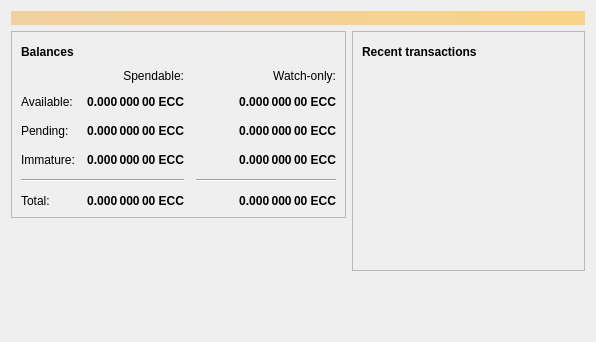
Before: the Qt Designer form src/qt/forms/overviewpage.ui in eleccoin/eleccoin, drawn with Qt 5.
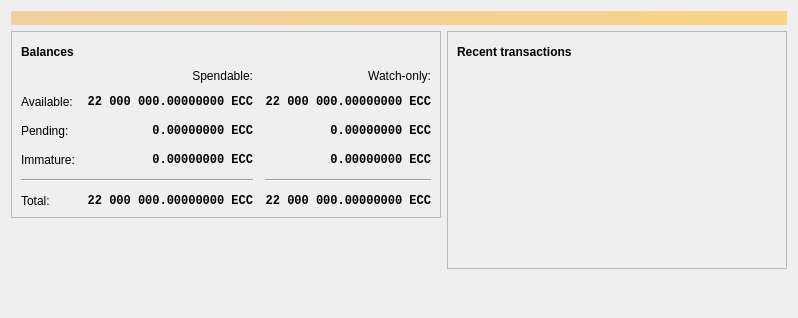
After: the same form once the commit is applied. Icons and pictures are not drawn.

Patch:
```diff
--- a/src/qt/forms/overviewpage.ui
+++ b/src/qt/forms/overviewpage.ui
@@ -6,8 +6,8 @@
    <rect>
     <x>0</x>
     <y>0</y>
-    <width>596</width>
-    <height>342</height>
+    <width>798</width>
+    <height>318</height>
    </rect>
   </property>
   <property name="windowTitle">
@@ -118,6 +118,7 @@
              <widget class="QLabel" name="labelWatchPending">
               <property name="font">
                <font>
+                <family>Monospace</family>
                 <weight>75</weight>
                 <bold>true</bold>
                </font>
@@ -129,7 +130,7 @@
                <string>Unconfirmed transactions to watch-only addresses</string>
               </property>
               <property name="text">
-               <string notr="true">0.000 000 00 ECC</string>
+               <string notr="true">0.00000000 ECC</string>
               </property>
               <property name="alignment">
                <set>Qt::AlignRight|Qt::AlignTrailing|Qt::AlignVCenter</set>
@@ -143,6 +144,7 @@
              <widget class="QLabel" name="labelUnconfirmed">
               <property name="font">
                <font>
+                <family>Monospace</family>
                 <weight>75</weight>
                 <bold>true</bold>
                </font>
@@ -154,7 +156,7 @@
                <string>Total of transactions that have yet to be confirmed, and do not yet count toward the spendable balance</string>
               </property>
               <property name="text">
-               <string notr="true">0.000 000 00 ECC</string>
+               <string notr="true">0.00000000 ECC</string>
               </property>
               <property name="alignment">
                <set>Qt::AlignRight|Qt::AlignTrailing|Qt::AlignVCenter</set>
@@ -168,6 +170,7 @@
              <widget class="QLabel" name="labelWatchImmature">
               <property name="font">
                <font>
+                <family>Monospace</family>
                 <weight>75</weight>
                 <bold>true</bold>
                </font>
@@ -179,7 +182,7 @@
                <string>Mined balance in watch-only addresses that has not yet matured</string>
               </property>
               <property name="text">
-               <string notr="true">0.000 000 00 ECC</string>
+               <string notr="true">0.00000000 ECC</string>
               </property>
               <property name="alignment">
                <set>Qt::AlignRight|Qt::AlignTrailing|Qt::AlignVCenter</set>
@@ -226,6 +229,7 @@
              <widget class="QLabel" name="labelImmature">
               <property name="font">
                <font>
+                <family>Monospace</family>
                 <weight>75</weight>
                 <bold>true</bold>
                </font>
@@ -237,7 +241,7 @@
                <string>Mined balance that has not yet matured</string>
               </property>
               <property name="text">
-               <string notr="true">0.000 000 00 ECC</string>
+               <string notr="true">0.00000000 ECC</string>
               </property>
               <property name="alignment">
                <set>Qt::AlignRight|Qt::AlignTrailing|Qt::AlignVCenter</set>
@@ -271,6 +275,7 @@
              <widget class="QLabel" name="labelTotal">
               <property name="font">
                <font>
+                <family>Monospace</family>
                 <weight>75</weight>
                 <bold>true</bold>
                </font>
@@ -282,7 +287,7 @@
                <string>Your current total balance</string>
               </property>
               <property name="text">
-               <string notr="true">0.000 000 00 ECC</string>
+               <string notr="true">22 000 000.00000000 ECC</string>
               </property>
               <property name="alignment">
                <set>Qt::AlignRight|Qt::AlignTrailing|Qt::AlignVCenter</set>
@@ -296,6 +301,7 @@
              <widget class="QLabel" name="labelWatchTotal">
               <property name="font">
                <font>
+                <family>Monospace</family>
                 <weight>75</weight>
                 <bold>true</bold>
                </font>
@@ -307,7 +313,7 @@
                <string>Current total balance in watch-only addresses</string>
               </property>
               <property name="text">
-               <string notr="true">0.000 000 00 ECC</string>
+               <string notr="true">22 000 000.00000000 ECC</string>
               </property>
               <property name="alignment">
                <set>Qt::AlignRight|Qt::AlignTrailing|Qt::AlignVCenter</set>
@@ -338,6 +344,7 @@
              <widget class="QLabel" name="labelBalance">
               <property name="font">
                <font>
+                <family>Monospace</family>
                 <weight>75</weight>
                 <bold>true</bold>
                </font>
@@ -349,7 +356,7 @@
                <string>Your current spendable balance</string>
               </property>
               <property name="text">
-               <string notr="true">0.000 000 00 ECC</string>
+               <string notr="true">22 000 000.00000000 ECC</string>
               </property>
               <property name="alignment">
                <set>Qt::AlignRight|Qt::AlignTrailing|Qt::AlignVCenter</set>
@@ -363,6 +370,7 @@
              <widget class="QLabel" name="labelWatchAvailable">
               <property name="font">
                <font>
+                <family>Monospace</family>
                 <weight>75</weight>
                 <bold>true</bold>
                </font>
@@ -374,7 +382,7 @@
                <string>Your current balance in watch-only addresses</string>
               </property>
               <property name="text">
-               <string notr="true">0.000 000 00 ECC</string>
+               <string notr="true">22 000 000.00000000 ECC</string>
               </property>
               <property name="alignment">
                <set>Qt::AlignRight|Qt::AlignTrailing|Qt::AlignVCenter</set>
```
